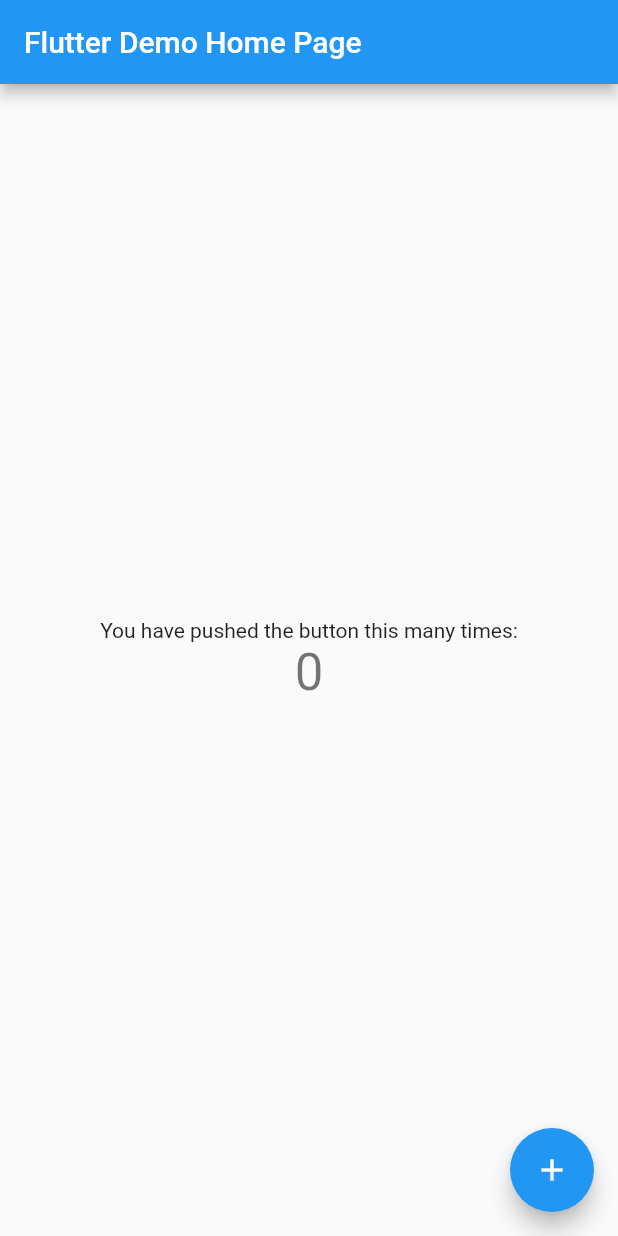
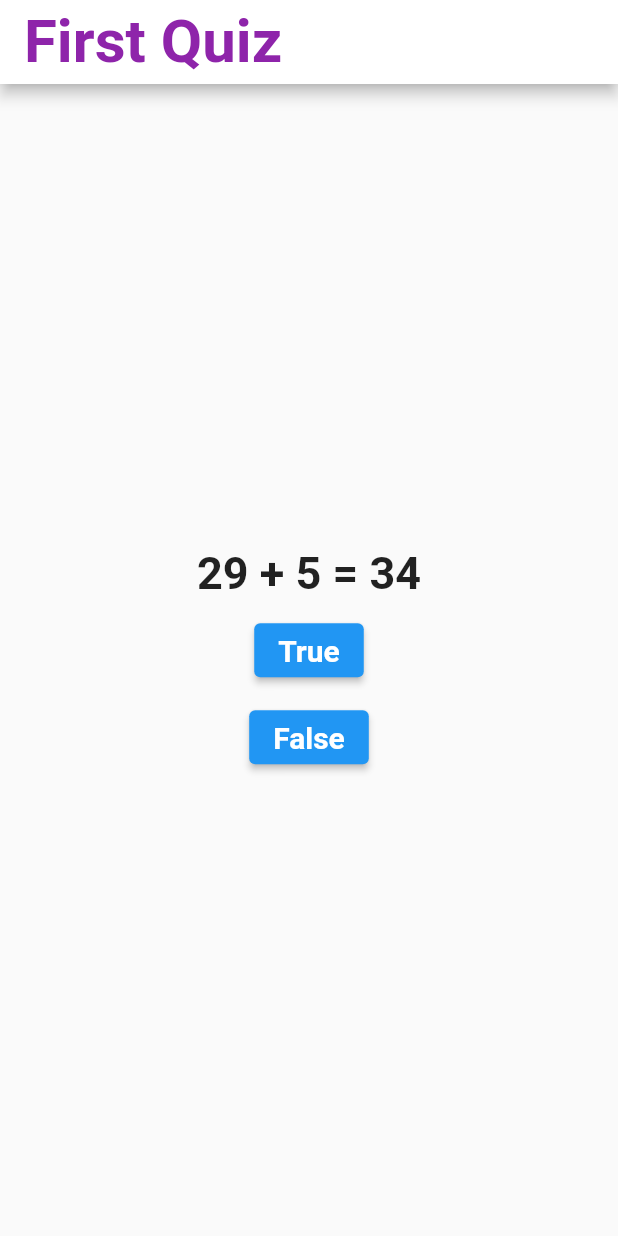
Before and after one commit to sanjibsinha/quiz_master, a Flutter app: the screen it shows after launch, on a phone screen of 412 x 824 dp. Run offline on Flutter 3.47's test engine with Material 2 defaults, Android fonts, the phone set to English and light mode, and no system bars; our stand-ins replace google_fonts; Roboto replaces fonts that are missing (Lacquer, Laila, Lalezar).

```diff
--- a/lib/main.dart
+++ b/lib/main.dart
@@ -1,5 +1,5 @@
 import 'package:flutter/material.dart';
-import 'model/counter.dart';
+import 'package:google_fonts/google_fonts.dart';
 
 void main() {
   runApp(const MyApp());
@@ -12,58 +12,155 @@ class MyApp extends StatelessWidget {
   @override
   Widget build(BuildContext context) {
     return MaterialApp(
-      title: 'Flutter Demo',
+      title: 'First Quiz',
       theme: ThemeData(
         primarySwatch: Colors.blue,
       ),
-      home: const MyHomePage(title: 'Flutter Demo Home Page'),
+      home: const MyHomePage(),
     );
   }
 }
 
 class MyHomePage extends StatefulWidget {
-  const MyHomePage({Key? key, required this.title}) : super(key: key);
-
-  final String title;
+  const MyHomePage({Key? key}) : super(key: key);
 
   @override
   State<MyHomePage> createState() => _MyHomePageState();
 }
 
 class _MyHomePageState extends State<MyHomePage> {
-  Counter counter = Counter();
+  List<String> questions = [
+    '29 + 5 = 34',
+    '71 - 4 = 66',
+    '51 - 9 = 41',
+    '78 + 6 = 84',
+  ];
 
-  void _incrementCounter() {
-    setState(() {
-      counter.increment();
-    });
+  int questionIndex = 0;
+
+  List<bool> answers = [
+    true,
+    false,
+    false,
+    true,
+  ];
+
+  List<Text> check = [];
+
+  void checkAnswer() {
+    if (questionIndex == 0) {
+      if (answers[questionIndex] == true) {
+        check.add(const Text('Correct'));
+      } else {
+        check.add(const Text('Wrong'));
+      }
+    }
+    if (questionIndex == 1) {
+      if (answers[questionIndex] == false) {
+        check.add(const Text('Correct'));
+      } else {
+        check.add(const Text('Wrong'));
+      }
+    }
+    if (questionIndex == 2) {
+      if (answers[questionIndex] == false) {
+        check.add(const Text('Correct'));
+      } else {
+        check.add(const Text('Wrong'));
+      }
+    }
+    if (questionIndex == 3) {
+      if (answers[questionIndex] == true) {
+        check.add(const Text('Correct'));
+      } else {
+        check.add(const Text('Wrong'));
+      }
+    }
+    if (questionIndex > 3) {
+      check.clear();
+    }
   }
 
   @override
   Widget build(BuildContext context) {
     return Scaffold(
       appBar: AppBar(
-        title: Text(widget.title),
+        backgroundColor: Colors.white,
+        title: Text(
+          'First Quiz',
+          style: GoogleFonts.lacquer(
+            textStyle: TextStyle(
+              color: Colors.purple.shade600,
+              fontSize: 40.0,
+              fontWeight: FontWeight.bold,
             ),
-      body: Center(
+          ),
+        ),
+      ),
+      body: SafeArea(
+        top: true,
+        child: Center(
           child: Column(
+            mainAxisSize: MainAxisSize.min,
             mainAxisAlignment: MainAxisAlignment.center,
             children: <Widget>[
-            const Text(
-              'You have pushed the button this many times:',
+              Container(
+                margin: const EdgeInsets.fromLTRB(20.0, 5.0, 20.0, 5.0),
+                child: Text(
+                  questions[questionIndex],
+                  style: GoogleFonts.lalezar(
+                    textStyle: const TextStyle(
+                      fontSize: 30.0,
+                      fontWeight: FontWeight.bold,
                     ),
-            Text(
-              '${counter.counter}',
-              style: Theme.of(context).textTheme.headline4,
                   ),
+                ),
+              ),
+              getButton('True'),
+              getButton('False'),
+              /* Text(
+                'data',
+                style: GoogleFonts.ledger(
+                  textStyle: const TextStyle(
+                    fontSize: 30.0,
+                    fontWeight: FontWeight.bold,
+                  ),
+                ),
+              ), */
+              Row(
+                children: check,
+              )
             ],
           ),
         ),
-      floatingActionButton: FloatingActionButton(
-        onPressed: _incrementCounter,
-        tooltip: 'Increment',
-        child: const Icon(Icons.add),
-      ), // This trailing comma makes auto-formatting nicer for build methods.
+      ),
+      // This trailing comma makes auto-formatting nicer for build methods.
+    );
+  }
+
+  Container getButton(String answer) {
+    return Container(
+      padding: const EdgeInsets.all(5.0),
+      child: ElevatedButton(
+        onPressed: () {
+          setState(() {
+            questionIndex++;
+            checkAnswer();
+            if (questionIndex > 3) {
+              questionIndex = 0;
+            }
+          });
+        },
+        child: Text(
+          answer,
+          style: GoogleFonts.laila(
+            textStyle: const TextStyle(
+              fontSize: 20.0,
+              fontWeight: FontWeight.bold,
+            ),
+          ),
+        ),
+      ),
     );
   }
 }
```
Also changed, not shown: pubspec.yaml (+8 -28 lines), pubspec.lock. Lines whose indentation alone changed are shown as unchanged.
